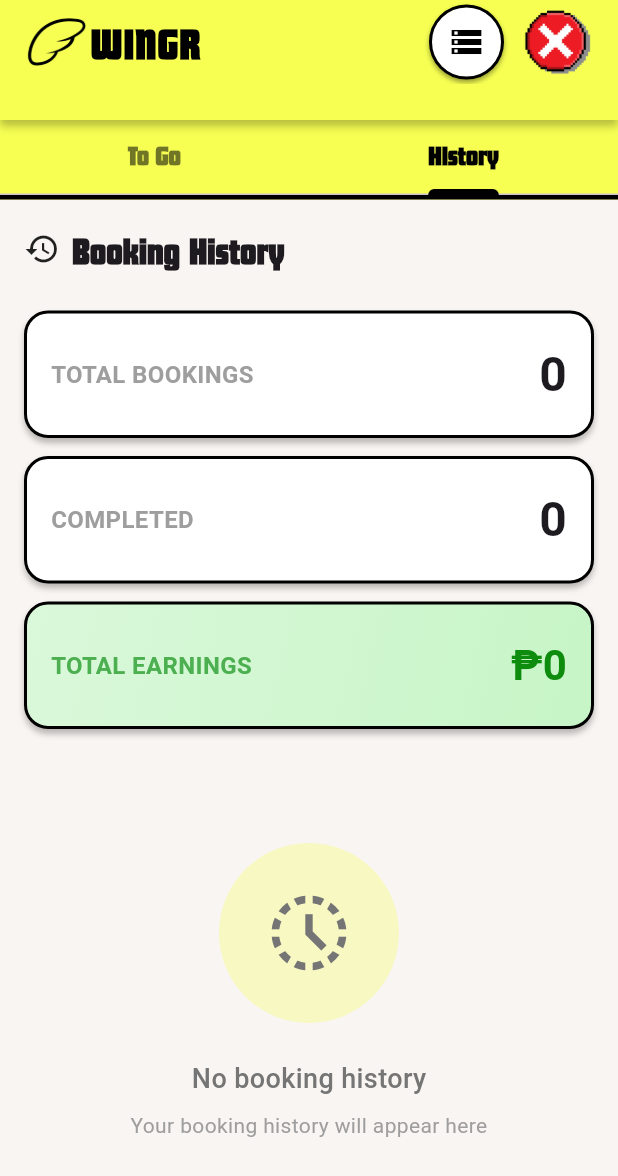
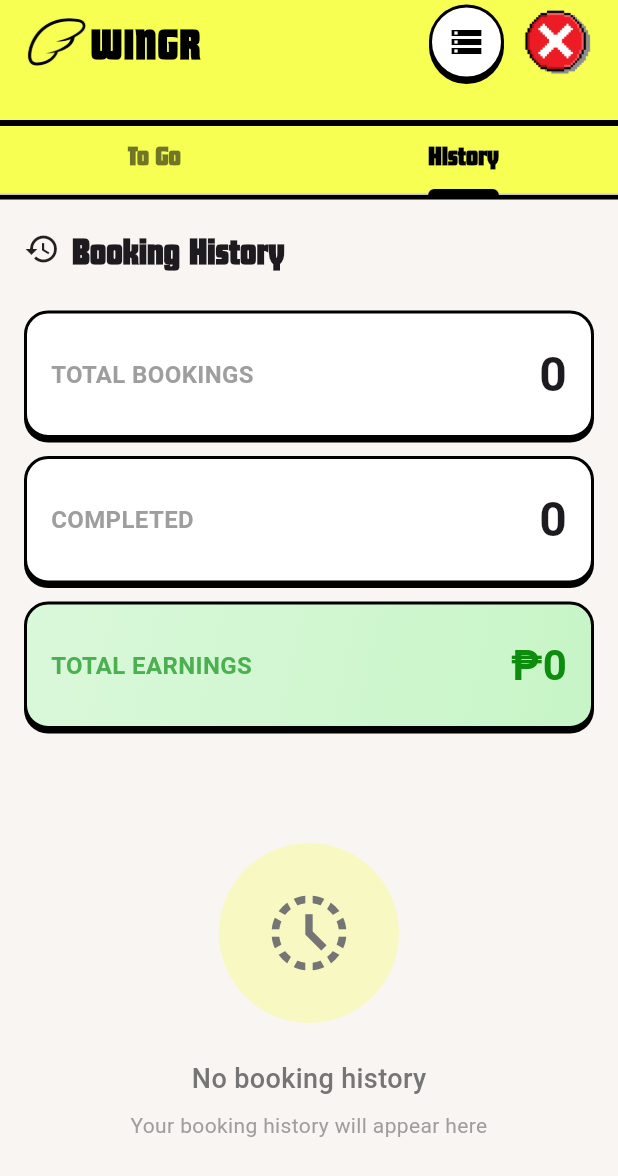
Before and after one commit to stephenrn/WINGR-Rent-A-Boyfriend-App, a Flutter app: the WingmanDashboardPage screen opened directly with empty values, tab 2 chosen, on a phone screen of 412 x 824 dp. Shown: the top 1176 px of the screen. Run offline on Flutter 3.47's test engine with Material 3 defaults, Android fonts, the light colour scheme and no system bars; our stand-ins replace shared_preferences, table_calendar; accounts and stored records are empty.

Commit message:
Refactor WingmanDashboardPage: Update box shadow properties for improved visual consistency across UI elements

```diff
--- a/lib/wingman_dashboard_page.dart
+++ b/lib/wingman_dashboard_page.dart
@@ -350,9 +350,9 @@ class _WingmanDashboardPageState extends State<WingmanDashboardPage> with Ticker
             color: Color(0xFFF6FF52), // Yellow background
             boxShadow: [
               BoxShadow(
-                color: Colors.black26,
+                color: Colors.black,
                 offset: Offset(0, 4),
-                blurRadius: 4,
+                blurRadius: 0,
               ),
             ],
           ),
@@ -395,9 +395,9 @@ class _WingmanDashboardPageState extends State<WingmanDashboardPage> with Ticker
                       border: Border.all(color: Colors.black, width: 2),
                       boxShadow: const [
                         BoxShadow(
-                          color: Colors.black38,
-                          offset: Offset(0, 2),
-                          blurRadius: 2,
+                          color: Colors.black,
+                          offset: Offset(0, 3),
+                          blurRadius: 0,
                         ),
                       ],
                     ),
@@ -510,9 +510,9 @@ class _WingmanDashboardPageState extends State<WingmanDashboardPage> with Ticker
               border: Border.all(color: Colors.black, width: 2.5),
               boxShadow: const [
                 BoxShadow(
-                  color: Colors.black45,
+                  color: Colors.black,
                   offset: Offset(0, 4),
-                  blurRadius: 4,
+                  blurRadius: 0,
                 ),
               ],
             ),
@@ -527,9 +527,9 @@ class _WingmanDashboardPageState extends State<WingmanDashboardPage> with Ticker
                       border: Border.all(color: Colors.black, width: 2),
                       boxShadow: const [
                         BoxShadow(
-                          color: Colors.black38,
-                          offset: Offset(0, 2),
-                          blurRadius: 3,
+                          color: Colors.black,
+                          offset: Offset(0, 3),
+                          blurRadius: 0,
                         ),
                       ],
                     ),
@@ -665,9 +665,9 @@ class _WingmanDashboardPageState extends State<WingmanDashboardPage> with Ticker
               border: Border.all(color: Colors.black, width: 2.5),
               boxShadow: const [
                 BoxShadow(
-                  color: Colors.black45,
+                  color: Colors.black,
                   offset: Offset(0, 4),
-                  blurRadius: 4,
+                  blurRadius: 0,
                 ),
               ],
             ),
@@ -934,9 +934,9 @@ class _WingmanDashboardPageState extends State<WingmanDashboardPage> with Ticker
                   border: Border.all(color: Colors.black, width: 2),
                   boxShadow: const [
                     BoxShadow(
-                      color: Colors.black26,
+                      color: Colors.black,
                       offset: Offset(0, 3),
-                      blurRadius: 3,
+                      blurRadius: 0,
                     ),
                   ],
                 ),
@@ -974,9 +974,9 @@ class _WingmanDashboardPageState extends State<WingmanDashboardPage> with Ticker
                   border: Border.all(color: Colors.black, width: 2),
                   boxShadow: const [
                     BoxShadow(
-                      color: Colors.black26,
+                      color: Colors.black,
                       offset: Offset(0, 3),
-                      blurRadius: 3,
+                      blurRadius: 0,
                     ),
                   ],
                 ),
@@ -1018,9 +1018,9 @@ class _WingmanDashboardPageState extends State<WingmanDashboardPage> with Ticker
                   border: Border.all(color: Colors.black, width: 2),
                   boxShadow: const [
                     BoxShadow(
-                      color: Colors.black26,
+                      color: Colors.black,
                       offset: Offset(0, 3),
-                      blurRadius: 3,
+                      blurRadius: 0,
                     ),
                   ],
                 ),
@@ -1065,9 +1065,9 @@ class _WingmanDashboardPageState extends State<WingmanDashboardPage> with Ticker
                     border: Border.all(color: Colors.black, width: 2.5),
                     boxShadow: const [
                       BoxShadow(
-                        color: Colors.black45,
+                        color: Colors.black,
                         offset: Offset(0, 4),
-                        blurRadius: 4,
+                        blurRadius: 0,
                       ),
                     ],
                   ),
@@ -1168,9 +1168,9 @@ class _WingmanDashboardPageState extends State<WingmanDashboardPage> with Ticker
         boxShadow: [
           if (!isCancelled)
             const BoxShadow(
-              color: Colors.black38,
+              color: Colors.black,
               offset: Offset(0, 4),
-              blurRadius: 4,
+              blurRadius: 0,
             ),
         ],
       ),
```
